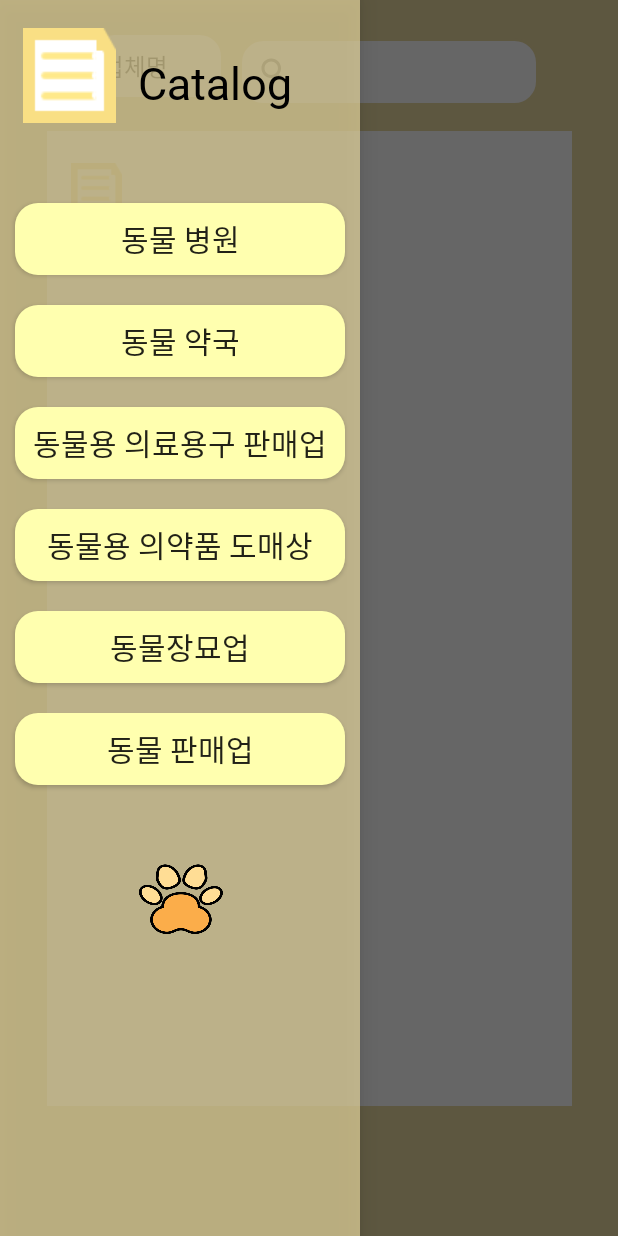
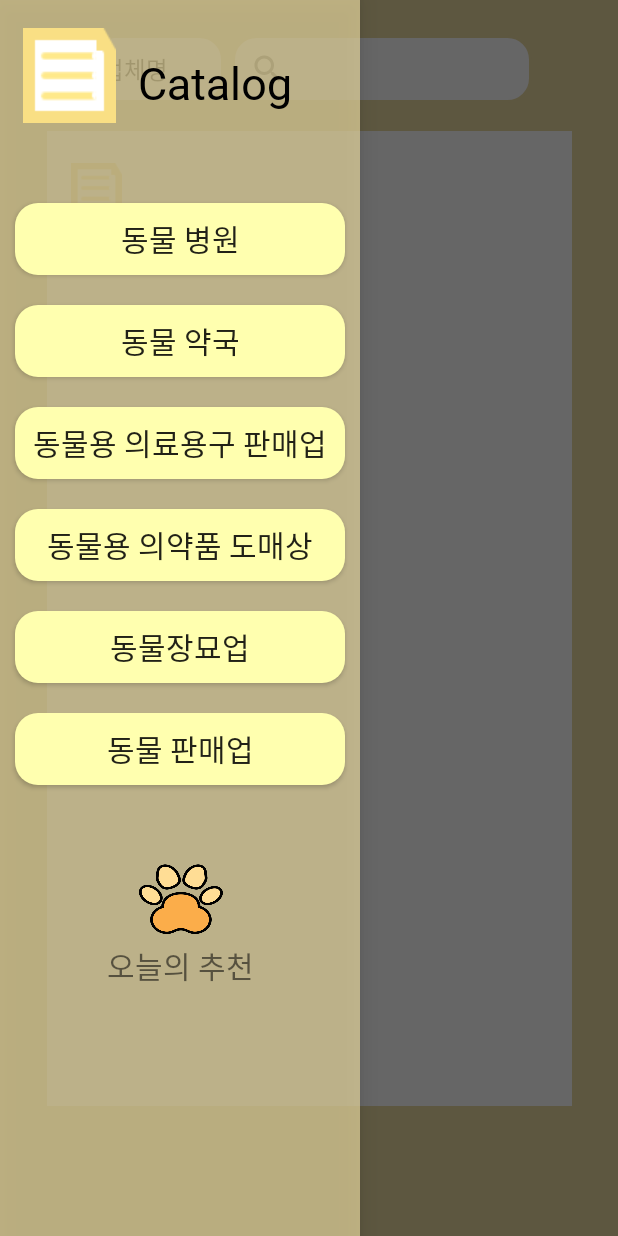
Before and after one commit to OkSeungBae/Android_APP, an Android app: the screen it shows after launch (MainActivity), with the side drawer open, on a phone screen of 412 x 824 dp. Run offline under Robolectric (Android 15) with nearby library versions, the light colour scheme and no system bars; libraries missing offline, so code that uses them is left out: net.daum.mf; 6 statements that could not run were skipped.

Commit message:
[승배] 2020 07 16 MainActivity수정 및 drawer오늘의 추천 수정

```diff
--- a/5.Android_Project_File/app/src/main/java/com/example/inforpet/MainActivity.java
+++ b/5.Android_Project_File/app/src/main/java/com/example/inforpet/MainActivity.java
@@ -344,7 +344,7 @@ public class MainActivity extends AppCompatActivity implements MapView.POIItemEv
         mapView.setMapCenterPoint(MapPoint.mapPointWithGeoCoord(35.877266, 128.735755), true);
 
         //줌 레벨 변경
-        mapView.setZoomLevel(6, true);
+        mapView.setZoomLevel(3, true);
     }
     /*
     //카카오 지도 위 MapPOIItem에 커스텀 말풍선 interface를 implement받은 class이다.
--- a/5.Android_Project_File/app/src/main/res/layout/activity_drawer.xml
+++ b/5.Android_Project_File/app/src/main/res/layout/activity_drawer.xml
@@ -101,4 +101,13 @@
         android:layout_marginTop="35dp"
         android:background="@drawable/footstemp" />
 
+    <TextView
+        android:id="@+id/textView2"
+        android:layout_width="match_parent"
+        android:layout_height="wrap_content"
+        android:text="오늘의 추천"
+        android:fontFamily="@font/jua_ttf"
+        android:textSize="20sp"
+        android:gravity="center"/>
+
 </LinearLayout>
--- a/5.Android_Project_File/app/src/main/res/layout/activity_main.xml
+++ b/5.Android_Project_File/app/src/main/res/layout/activity_main.xml
@@ -41,7 +41,7 @@
             android:layout_width="wrap_content"
             android:layout_height="45dp"
             android:layout_marginStart="60dp"
-            android:layout_marginTop="21dp"
+            android:layout_marginTop="23dp"
             android:background="@drawable/search_view_border"
             app:layout_constraintStart_toStartOf="parent"
             app:layout_constraintTop_toTopOf="parent" />
@@ -50,8 +50,8 @@
             android:id="@+id/searchView"
             android:layout_width="200dp"
             android:layout_height="45dp"
-            android:layout_marginStart="10dp"
-            android:layout_marginTop="25dp"
+            android:layout_marginStart="5dp"
+            android:layout_marginTop="23dp"
             android:background="@drawable/search_view_border"
             app:layout_constraintStart_toEndOf="@+id/spinnder"
             app:layout_constraintTop_toTopOf="parent" />
```
